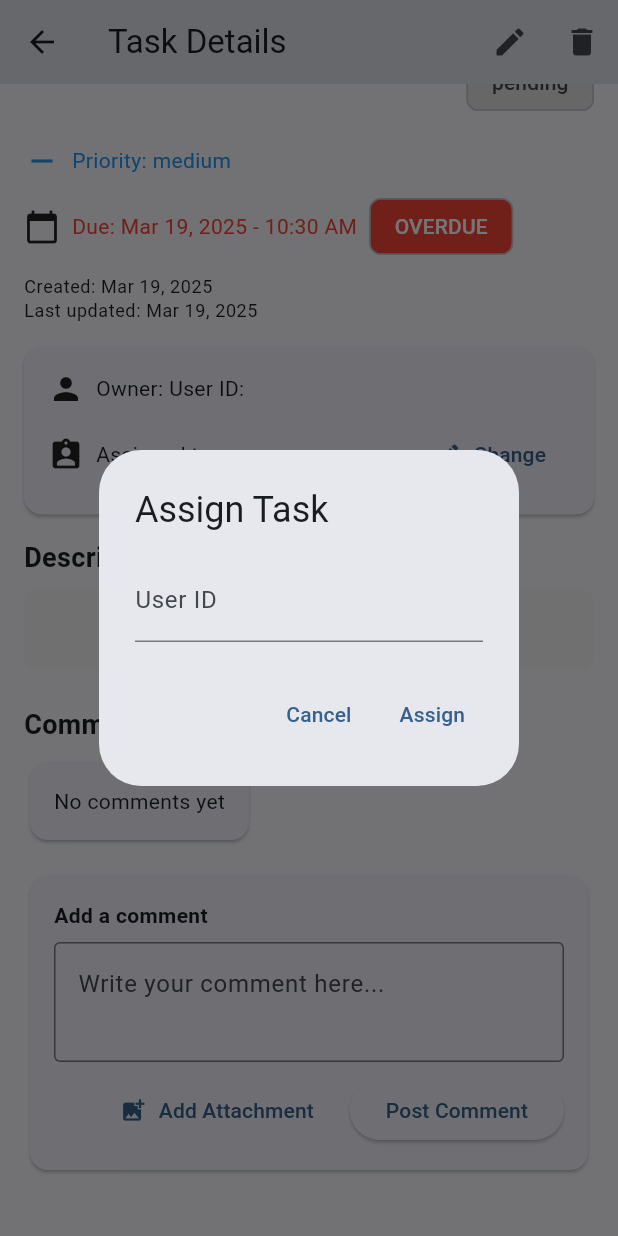
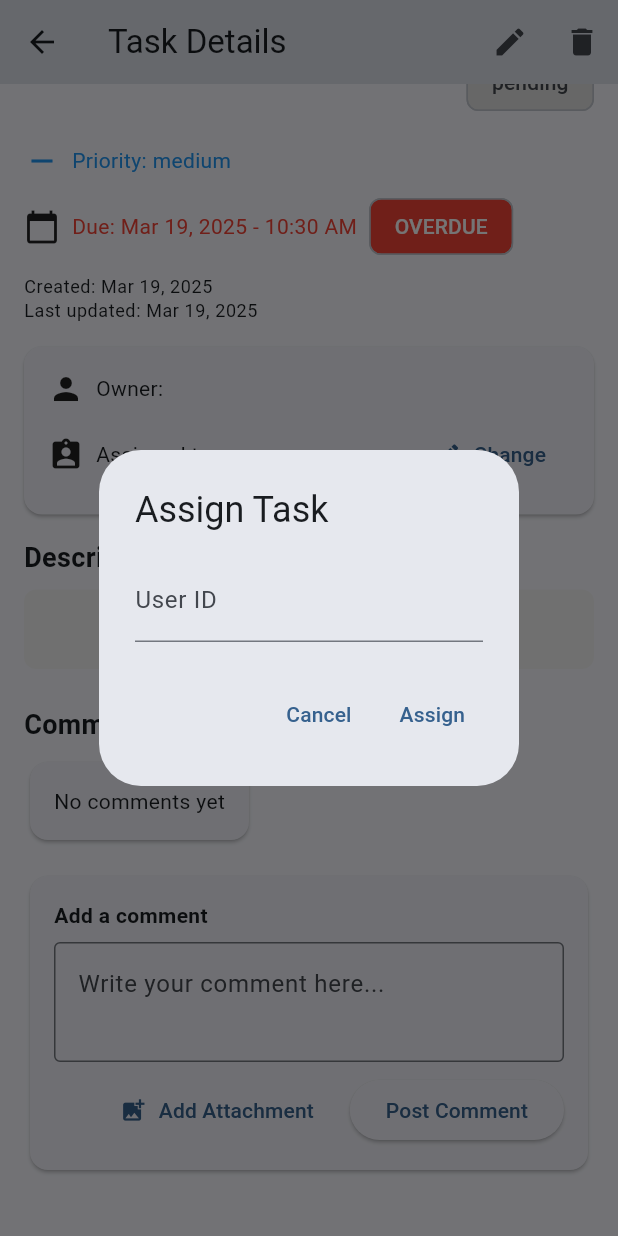
Before and after one commit to GodManhattan/task_management_app, a Flutter app: the TaskDetailPage screen opened directly with empty values, scrolled down 41 dp, after a tap on "Change", on a phone screen of 412 x 824 dp. Run offline on Flutter 3.47's test engine with Material 3 defaults, Android fonts, the light colour scheme and no system bars; our stand-ins replace animated_splash_screen, app_links, bloc, equatable, flutter_bloc, flutter_native_splash and 7 more; accounts and stored records are empty.

Commit message:
created user cubit/state and related stuff

```diff
--- /dev/null
+++ b/lib/cubits/user/cubit/user_cubit.dart
@@ -0,0 +1,79 @@
+import 'package:bloc/bloc.dart';
+import 'package:equatable/equatable.dart';
+import 'package:logger/logger.dart';
+import 'package:task_management_app/domain/models/user.model.dart';
+import 'package:task_management_app/domain/repositories/user.repository.dart';
+
+part 'user_state.dart';
+
+var logger = Logger();
+
+class UserCubit extends Cubit<UserState> {
+  final UserRepository _userRepository;
+  final Map<String, User> _userCache = {}; // Local cache for users
+
+  UserCubit(this._userRepository) : super(UserInitial());
+
+  // Get a user by their ID
+  Future<void> loadUserById(String userId) async {
+    // Check if we already have this user in cache
+    if (_userCache.containsKey(userId)) {
+      emit(UserLoaded(_userCache[userId]!));
+      return;
+    }
+
+    emit(UserLoading());
+    try {
+      final user = await _userRepository.getUserById(userId);
+      // Update cache
+      _userCache[userId] = user;
+      emit(UserLoaded(user));
+    } catch (e) {
+      logger.e('Failed to load user by ID', error: e);
+      // Don't emit error state to avoid UI disruption
+      // Just keep the current state
+    }
+  }
+
+  // Get multiple users by their IDs
+  Future<void> loadUsersByIds(List<String> userIds) async {
+    if (userIds.isEmpty) return;
+
+    // Filter out IDs we already have cached
+    final uncachedIds =
+        userIds.where((id) => !_userCache.containsKey(id)).toList();
+
+    if (uncachedIds.isEmpty) {
+      // All requested users are already in cache
+      return;
+    }
+
+    try {
+      final users = await _userRepository.getUsersByIds(uncachedIds);
+      // Update cache with new users
+      for (final user in users) {
+        _userCache[user.id] = user;
+      }
+      // No need to emit a state here as we're just updating the cache
+    } catch (e) {
+      logger.e('Failed to load users by IDs', error: e);
+    }
+  }
+
+  // Get a user from cache (or null if not found)
+  User? getUserFromCache(String userId) {
+    return _userCache[userId];
+  }
+
+  // Get display name for a user (with fallback to ID)
+  String getDisplayName(String userId) {
+    final user = _userCache[userId];
+    if (user == null) {
+      // Try to load this user (for next time)
+      loadUserById(userId);
+      return userId; // Fallback to ID
+    }
+
+    return user.fullName ?? user.email;
+  }
+}
--- /dev/null
+++ b/lib/cubits/user/cubit/user_state.dart
@@ -0,0 +1,30 @@
+part of 'user_cubit.dart';
+
+abstract class UserState extends Equatable {
+  const UserState();
+
+  @override
+  List<Object?> get props => [];
+}
+
+class UserInitial extends UserState {}
+
+class UserLoading extends UserState {}
+
+class UserLoaded extends UserState {
+  final User user;
+
+  const UserLoaded(this.user);
+
+  @override
+  List<Object?> get props => [user];
+}
+
+class UserError extends UserState {
+  final String message;
+
+  const UserError(this.message);
+
+  @override
+  List<Object?> get props => [message];
+}
--- /dev/null
+++ b/lib/domain/repositories/user.repository.dart
@@ -0,0 +1,12 @@
+import '../models/user.model.dart';
+
+abstract class UserRepository {
+  /// Get user profile by ID
+  Future<User> getUserById(String id);
+
+  /// Get multiple users by their IDs
+  Future<List<User>> getUsersByIds(List<String> ids);
+
+  /// Get current authenticated user
+  Future<User> getCurrentUser();
+}
--- a/lib/main.dart
+++ b/lib/main.dart
@@ -9,6 +9,7 @@ import 'package:task_management_app/cubits/auth/cubit/auth_cubit.dart'
     as authCubit;
 import 'package:task_management_app/cubits/auth/cubit/auth_cubit.dart';
 import 'package:task_management_app/cubits/task/cubit/task_cubit.dart';
+import 'package:task_management_app/cubits/user/cubit/user_cubit.dart';
 import 'package:task_management_app/data/repositories/supabase_task.repository.dart';
 import 'package:task_management_app/data/secure_local_storage.dart';
 import 'package:task_management_app/domain/repositories/auth.repository.dart';
@@ -57,7 +58,9 @@ void main() async {
           BlocProvider<TaskCubit>(
             create: (context) => TaskCubit(serviceLocator<TaskRepository>()),
           ),
-          // Other providers
+          BlocProvider<UserCubit>(
+            create: (context) => serviceLocator<UserCubit>(),
+          ),
         ],
         child: const MainApp(),
       ),
--- a/lib/presentation/pages/tasks/task_detail_page.dart
+++ b/lib/presentation/pages/tasks/task_detail_page.dart
@@ -4,6 +4,7 @@ import 'package:go_router/go_router.dart';
 import 'package:intl/intl.dart';
 import 'package:task_management_app/cubits/auth/cubit/auth_cubit.dart';
 import 'package:task_management_app/cubits/task/cubit/task_cubit.dart';
+import 'package:task_management_app/cubits/user/cubit/user_cubit.dart';
 import 'package:task_management_app/domain/models/task.model.dart';
 import 'package:task_management_app/domain/models/comment.model.dart';
 
@@ -310,6 +311,14 @@ class _TaskDetailPageState extends State<TaskDetailPage> {
     final bool isOwner =
         authState is AuthAuthenticated && authState.user.id == task.ownerId;
 
+    final userCubit = context.read<UserCubit>();
+
+    // Load user data for owner and assignee
+    userCubit.loadUserById(task.ownerId);
+    if (task.assigneeId != null) {
+      userCubit.loadUserById(task.assigneeId!);
+    }
+
     return Card(
       margin: EdgeInsets.zero,
       child: Padding(
@@ -322,11 +331,22 @@ class _TaskDetailPageState extends State<TaskDetailPage> {
                 const Icon(Icons.person),
                 const SizedBox(width: 8),
                 const Text('Owner: '),
-                const Text('User ID: '),
                 Expanded(
-                  child: Text(
-                    task.ownerId,
-                    style: const TextStyle(fontWeight: FontWeight.bold),
+                  child: BlocBuilder<UserCubit, UserState>(
+                    buildWhen: (previous, current) {
+                      // Only rebuild when the userCubit has loaded a user
+                      return current is UserLoaded &&
+                          current.user.id == task.ownerId;
+                    },
+                    builder: (context, state) {
+                      // Get display name using the helper method
+                      final ownerName = userCubit.getDisplayName(task.ownerId);
+
+                      return Text(
+                        ownerName,
+                        style: const TextStyle(fontWeight: FontWeight.bold),
+                      );
+                    },
                   ),
                 ),
               ],
@@ -340,9 +360,23 @@ class _TaskDetailPageState extends State<TaskDetailPage> {
                 Expanded(
                   child:
                       task.assigneeId != null
-                          ? Text(
-                            task.assigneeId!,
-                            style: const TextStyle(fontWeight: FontWeight.bold),
+                          ? BlocBuilder<UserCubit, UserState>(
+                            buildWhen: (previous, current) {
+                              return current is UserLoaded &&
+                                  current.user.id == task.assigneeId;
+                            },
+                            builder: (context, state) {
+                              final assigneeName = userCubit.getDisplayName(
+                                task.assigneeId!,
+                              );
+
+                              return Text(
+                                assigneeName,
+                                style: const TextStyle(
+                                  fontWeight: FontWeight.bold,
+                                ),
+                              );
+                            },
                           )
                           : const Text(
                             'Unassigned',
@@ -354,43 +388,8 @@ class _TaskDetailPageState extends State<TaskDetailPage> {
                     icon: const Icon(Icons.edit),
                     label: const Text('Change'),
                     onPressed: () {
-                      // In a real app, you would show a user picker here
-                      // For now, let's just show a dialog with a text input
-                      showDialog(
-                        context: context,
-                        builder: (context) {
-                          final TextEditingController controller =
-                              TextEditingController();
-                          return AlertDialog(
-                            title: const Text('Assign Task'),
-                            content: TextField(
-                              controller: controller,
-                              decoration: const InputDecoration(
-                                labelText: 'User ID',
-                                hintText: 'Enter user ID to assign',
-                              ),
-                            ),
-                            actions: [
-                              TextButton(
-                                onPressed: () => Navigator.pop(context),
-                                child: const Text('Cancel'),
-                              ),
-                              TextButton(
-                                onPressed: () {
-                                  if (controller.text.isNotEmpty) {
-                                    Navigator.pop(context);
-                                    context.read<TaskCubit>().assignTask(
-                                      task.id,
-                                      controller.text.trim(),
-                                    );
-                                  }
-                                },
-                                child: const Text('Assign'),
-                              ),
-                            ],
-                          );
-                        },
-                      );
+                      // Show the assignee dialog
+                      _showAssignUserDialog(context, task);
                     },
                   ),
               ],
@@ -403,6 +402,7 @@ class _TaskDetailPageState extends State<TaskDetailPage> {
 
   Widget _buildCommentsList(Task task) {
     final comments = task.comments;
+    final userCubit = context.read<UserCubit>();
 
     if (comments == null || comments.isEmpty) {
       return const Card(
@@ -412,6 +412,10 @@ class _TaskDetailPageState extends State<TaskDetailPage> {
         ),
       );
     }
+
+    // Load all user IDs from comments
+    final userIds = comments.map((c) => c.userId).toSet().toList();
+    userCubit.loadUsersByIds(userIds);
 
     return ListView.separated(
       shrinkWrap: true,
@@ -430,8 +434,9 @@ class _TaskDetailPageState extends State<TaskDetailPage> {
                   children: [
                     const Icon(Icons.account_circle),
                     const SizedBox(width: 8),
+                    // Show user's name instead of ID
                     Text(
-                      'User: ${comment.userId}',
+                      userCubit.getDisplayName(comment.userId),
                       style: const TextStyle(fontWeight: FontWeight.bold),
                     ),
                     const Spacer(),
@@ -452,55 +457,7 @@ class _TaskDetailPageState extends State<TaskDetailPage> {
                 ),
                 const SizedBox(height: 8),
                 Text(comment.content),
-                if (comment.attachments.isNotEmpty) ...[
-                  const SizedBox(height: 8),
-                  Wrap(
-                    spacing: 8,
-                    children:
-                        comment.attachments
-                            .map(
-                              (attachment) => Chip(
-                                label: Text(attachment),
-                                avatar: const Icon(Icons.attach_file, size: 16),
-                              ),
-                            )
-                            .toList(),
-                  ),
-                ],
-                // Add edit/delete options for the comment owner
-                const SizedBox(height: 8),
-                BlocBuilder<AuthCubit, AuthState>(
-                  builder: (context, authState) {
-                    if (authState is AuthAuthenticated &&
-                        authState.user.id == comment.userId) {
-                      return Row(
-                        mainAxisAlignment: MainAxisAlignment.end,
-                        children: [
-                          TextButton.icon(
-                            icon: const Icon(Icons.edit, size: 16),
-                            label: const Text('Edit'),
-                            onPressed: () {
-                              // Implement edit comment functionality
-                              // This would typically show a dialog with the current content
-                            },
-                          ),
-                          TextButton.icon(
-                            icon: const Icon(Icons.delete, size: 16),
-                            label: const Text('Delete'),
-                            style: TextButton.styleFrom(
-                              foregroundColor: Colors.red,
-                            ),
-                            onPressed: () {
-                              // Implement delete comment functionality
-                              // First show a confirmation dialog
-                            },
-                          ),
-                        ],
-                      );
-                    }
-                    return const SizedBox.shrink();
-                  },
-                ),
+                // Rest of the comment widget...
               ],
             ),
           ),
@@ -555,6 +512,45 @@ class _TaskDetailPageState extends State<TaskDetailPage> {
     );
   }
 
+  // Add this helper method to show a dialog for user assignment
+  void _showAssignUserDialog(BuildContext context, Task task) {
+    // In a real app, you might want to fetch available users here
+    showDialog(
+      context: context,
+      builder: (context) {
+        final TextEditingController controller = TextEditingController();
+        return AlertDialog(
+          title: const Text('Assign Task'),
+          content: TextField(
+            controller: controller,
+            decoration: const InputDecoration(
+              labelText: 'User ID',
+              hintText: 'Enter user ID to assign',
+            ),
+          ),
+          actions: [
+            TextButton(
+              onPressed: () => Navigator.pop(context),
+              child: const Text('Cancel'),
+            ),
+            TextButton(
+              onPressed: () {
+                if (controller.text.isNotEmpty) {
+                  Navigator.pop(context);
+                  context.read<TaskCubit>().assignTask(
+                    task.id,
+                    controller.text.trim(),
+                  );
+                }
+              },
+              child: const Text('Assign'),
+            ),
+          ],
+        );
+      },
+    );
+  }
+
   Color _getStatusColor(TaskStatus status) {
     switch (status) {
       case TaskStatus.pending:
```
Also changed, not shown: lib/core/di/service_locator.dart (+10 -0 lines), lib/cubits/comment/cubit/comment_cubit.dart (added, +8 -0 lines), lib/cubits/comment/cubit/comment_state.dart (added, +10 -0 lines), lib/data/repositories/supabase_user.repository.dart (added, +49 -0 lines).
